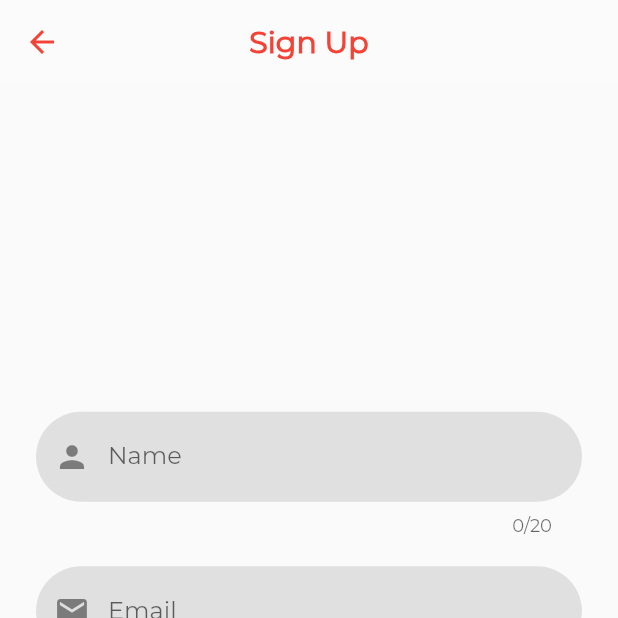
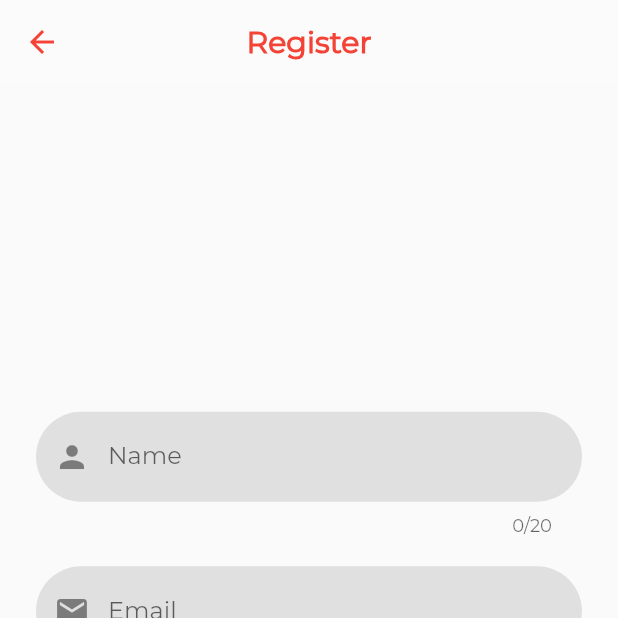
Before and after one commit to ritamk/anandaAttendance, a Flutter app: the SignUpPage screen opened directly, on a phone screen of 412 x 824 dp, the top half of it. Run offline on Flutter 3.47's test engine with Material 2 defaults, Android fonts, the phone set to English and light mode, and no system bars; our stand-ins replace cloud_firestore, firebase_auth, firebase_core, flutter_riverpod, geolocator, shared_preferences; accounts and stored records are empty.

Commit message:
UI tweaks

```diff
--- a/lib/views/authentication/auth_page.dart
+++ b/lib/views/authentication/auth_page.dart
@@ -26,7 +26,7 @@ class AuthPage extends StatelessWidget {
                 child: const Padding(
                   padding: EdgeInsets.all(4.0),
                   child: Text(
-                    "Sign up",
+                    "Register",
                     style: TextStyle(fontSize: 16.0),
                   ),
                 ),
@@ -38,7 +38,7 @@ class AuthPage extends StatelessWidget {
                 child: const Padding(
                   padding: EdgeInsets.all(4.0),
                   child: Text(
-                    "Sign in",
+                    "Log-in",
                     style: TextStyle(fontSize: 16.0),
                   ),
                 ),
--- a/lib/views/authentication/sign_in.dart
+++ b/lib/views/authentication/sign_in.dart
@@ -28,7 +28,7 @@ class _SignInPageState extends State<SignInPage> {
   Widget build(BuildContext context) {
     return Scaffold(
       appBar: AppBar(
-        title: const Text("Sign In"),
+        title: const Text("Log-In"),
       ),
       body: Center(
         child: SingleChildScrollView(
--- a/lib/views/authentication/sign_up.dart
+++ b/lib/views/authentication/sign_up.dart
@@ -31,7 +31,7 @@ class _SignUpPageState extends State<SignUpPage> {
   Widget build(BuildContext context) {
     return Scaffold(
       appBar: AppBar(
-        title: const Text("Sign Up"),
+        title: const Text("Register"),
       ),
       body: Center(
         child: SingleChildScrollView(
```
